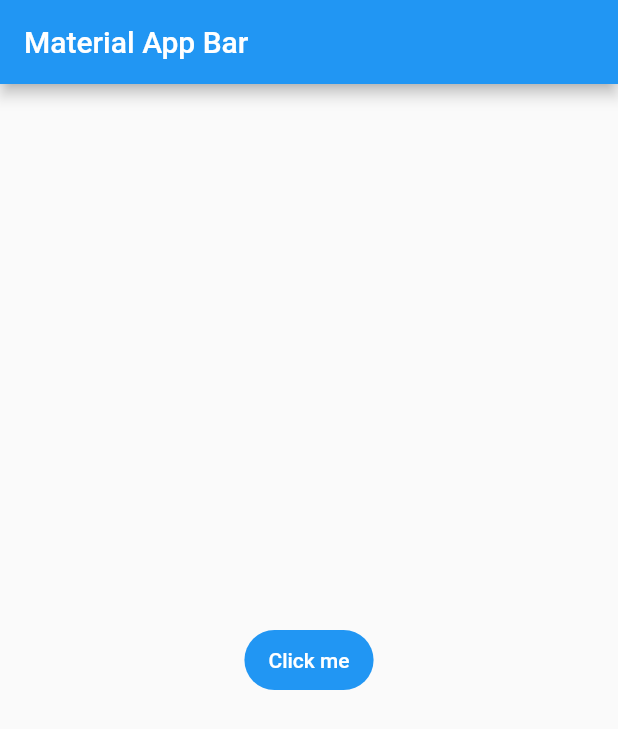
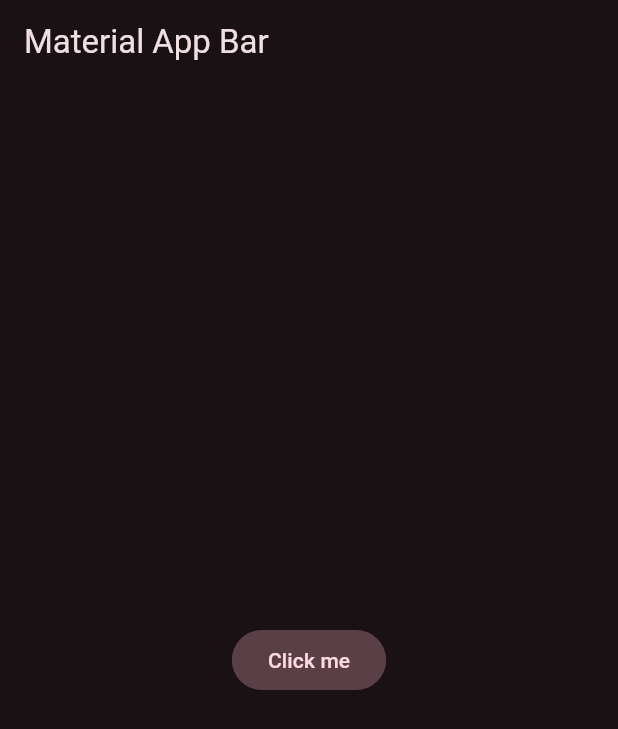
Before and after one commit to recover1988/FLUTTER-YesNoApp, a Flutter app: the screen it shows after launch, on a phone screen of 412 x 824 dp. Shown: the top 729 px of the screen. Run offline on Flutter 3.47's test engine with Material 2 defaults, Android fonts, the phone set to English and light mode, and no system bars.

Commit message:
theme color

```diff
--- /dev/null
+++ b/lib/config/theme/app_theme.dart
@@ -0,0 +1,26 @@
+import 'package:flutter/material.dart';
+
+const Color _customColor = Color(0xFF5C11D4);
+
+const List<Color> _colorThemes = [
+  _customColor,
+  Colors.teal,
+  Colors.yellow,
+  Colors.orange,
+  Colors.black,
+  Colors.green,
+  Colors.deepPurple,
+];
+
+class AppTheme {
+  final int selectedColor;
+  AppTheme({this.selectedColor = 0})
+      : assert(selectedColor >= 0 && selectedColor < _colorThemes.length,
+            'Color must be between 0 and ${_colorThemes.length}');
+  ThemeData theme() {
+    return ThemeData(
+        useMaterial3: true,
+        colorSchemeSeed: _colorThemes[selectedColor],
+        brightness: Brightness.dark);
+  }
+}
--- a/lib/main.dart
+++ b/lib/main.dart
@@ -1,4 +1,6 @@
 import 'package:flutter/material.dart';
+
+import 'config/theme/app_theme.dart';
 
 void main() => runApp(const MyApp());
 
@@ -10,6 +12,7 @@ class MyApp extends StatelessWidget {
     return MaterialApp(
       title: 'Yes No App',
       debugShowCheckedModeBanner: false,
+      theme: AppTheme(selectedColor: 4).theme(),
       home: Scaffold(
         appBar: AppBar(
           title: const Text('Material App Bar'),
```
Also changed, not shown: 1 other file.
